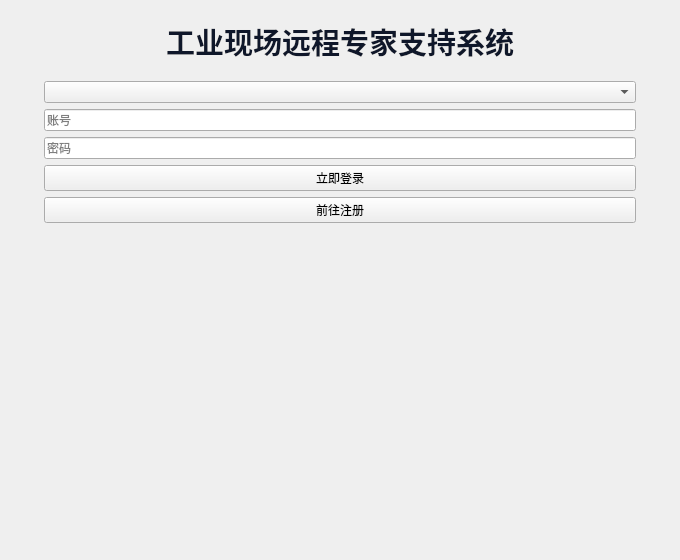
Above: APP/subdirs/client/Forms/login.ui from KirisameMarisa0602/backupmeeting before the change. Below: the same form after it.
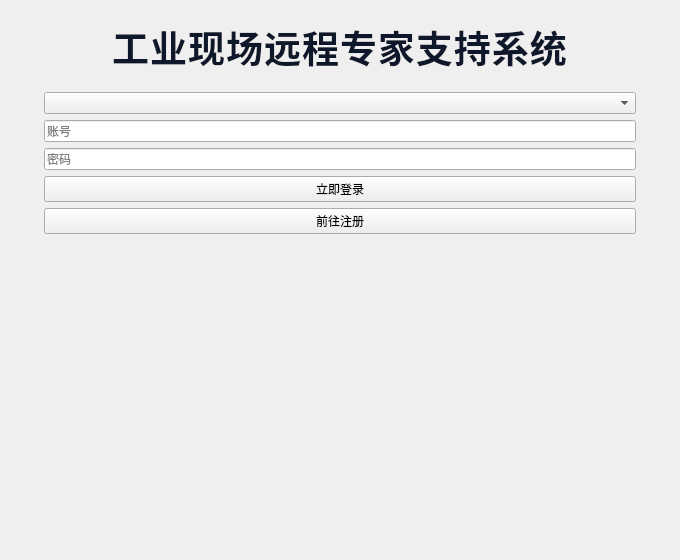
That is the form after the change.

Patch:
```diff
--- a/APP/subdirs/client/Forms/login.ui
+++ b/APP/subdirs/client/Forms/login.ui
@@ -25,11 +25,11 @@
      <property name="alignment"><set>Qt::AlignHCenter|Qt::AlignVCenter</set></property>
      <property name="margin"><number>8</number></property>
      <property name="styleSheet">
-      <string notr="true">color: #0f172a;</string>
+      <string notr="true">color:#0f172a; font-family:&quot;KaiTi&quot;,&quot;STKaiti&quot;,&quot;Kaiti SC&quot;,&quot;KaiTi_GB2312&quot;,&quot;Noto Serif SC&quot;,serif; letter-spacing:1px;</string>
      </property>
      <property name="font">
       <font>
-       <pointsize>22</pointsize>
+       <pointsize>28</pointsize>
        <weight>75</weight>
        <bold>true</bold>
       </font>
```
Left out of the diff: 7 changed lines with no effect on the pictures.
